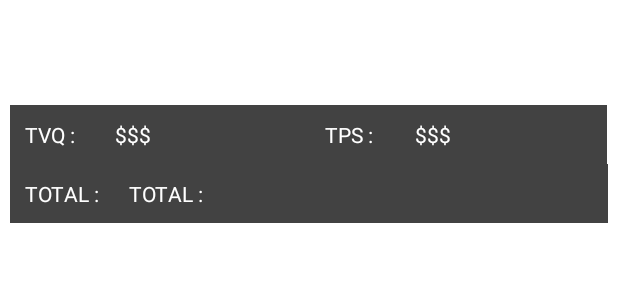
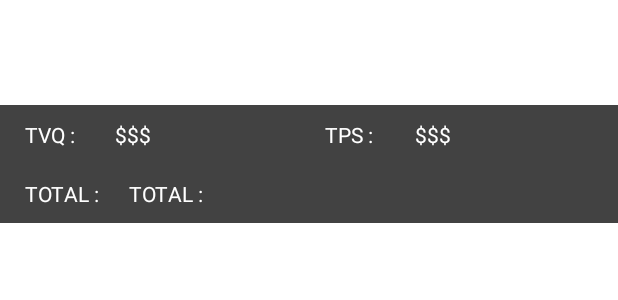
Before and after one commit to GabrielAuger1/TP2_mobiles, an Android app: the layout fragment_panier.xml on its own in the app's theme, with its tools: preview values and no code run, on a phone screen of 412 x 824 dp. Shown: the top 300 px of the screen. Run offline under Robolectric (Android 15) with nearby library versions, the phone set to English and light mode, and no system bars.

Commit message:
petit ajustement sur layout du panier

```diff
--- a/app/src/main/res/layout/fragment_panier.xml
+++ b/app/src/main/res/layout/fragment_panier.xml
@@ -45,6 +45,7 @@
         android:orientation="vertical"
         android:paddingLeft="3dp"
         android:paddingRight="3dp"
+        android:background="@color/cardview_dark_background"
         tools:ignore="MissingConstraints"
         tools:layout_editor_absoluteX="0dp"
         tools:layout_editor_absoluteY="16dp">
```
